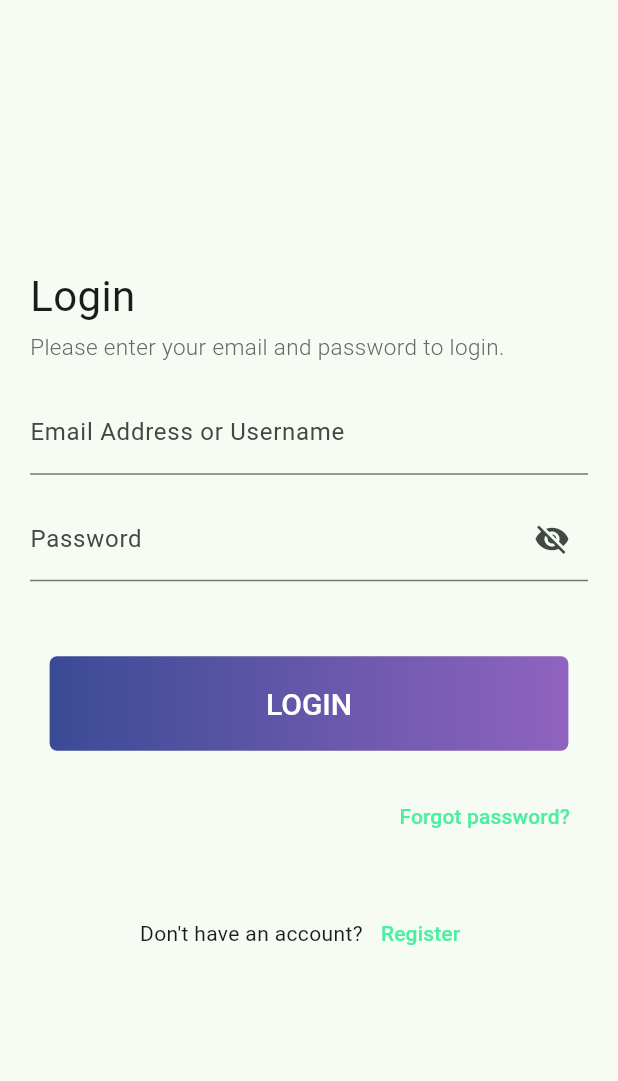
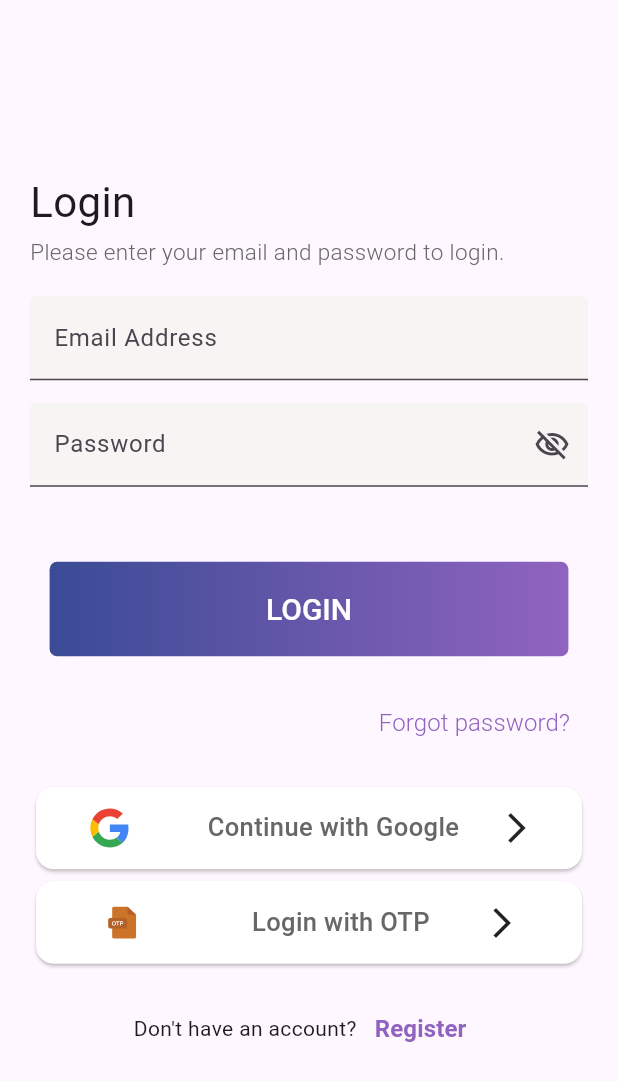
Before and after one commit to ninjaVr2/SendIN_Mobile, a Flutter app: the screen it shows after launch, after a tap on "Skip", on a phone screen of 412 x 824 dp. Shown: the top 1081 px of the screen. Run offline on Flutter 3.47's test engine with Material 2 defaults, Android fonts, the phone set to English and light mode, and no system bars; our stand-ins replace animated_splash_screen, flutter_svg, page_transition, pinput, shared_preferences; Roboto replaces fonts that are missing (Sofia Pro).

Commit message:
update 9 files

```diff
--- a/lib/Screens/Authentication/Login.dart
+++ b/lib/Screens/Authentication/Login.dart
@@ -1,6 +1,8 @@
 
 
 import 'package:flutter/material.dart';
+import 'package:flutter_svg/flutter_svg.dart';
+import 'package:sendin_mobile/Screens/Authentication/OTP_login.dart';
 import 'package:sendin_mobile/Screens/Authentication/Reset_Password.dart';
 import 'package:sendin_mobile/Screens/Authentication/SignUp.dart';
 import 'package:sendin_mobile/Screens/Home/Home.dart';
@@ -26,7 +28,8 @@ class _LoginState extends State<Login> {
         child: Center(
           child: Padding(
             padding: const EdgeInsets.symmetric(
-              horizontal: 20.0
+              horizontal: 20.0,
+              vertical: 20.0
               ),
             child: SingleChildScrollView(
               child: Column(
@@ -56,8 +59,10 @@ class _LoginState extends State<Login> {
                         TextFormField(
                           controller: email,
                           decoration: InputDecoration(
-                            labelText: 'Email Address or Username',
-                            hintText: 'Enter your Email Address or Username',
+                            filled: true,
+                            fillColor: Color.fromRGBO(247, 244, 244, 1),
+                            labelText: 'Email Address',
+                            hintText: 'Enter your Email Address',
                           ),
                         ),
                         SizedBox(
@@ -67,11 +72,13 @@ class _LoginState extends State<Login> {
                           controller: password,
                           obscureText: _isObscure,
                           decoration: InputDecoration(
+                            filled: true,
+                            fillColor: Color.fromRGBO(247, 244, 244, 1),
                             labelText: 'Password',
                             hintText: 'Enter your password',
                             suffixIcon: IconButton(
                               icon: Icon(
-                                _isObscure ? Icons.visibility_off : Icons.visibility,
+                                _isObscure ? Icons.visibility_off_outlined : Icons.visibility_outlined,
                               ),
                               onPressed: () {
                                 setState(() {
@@ -161,7 +168,11 @@ class _LoginState extends State<Login> {
                             child: Text(
                               "Forgot password?",
                               style: TextStyle(
-                            color: Color.fromARGB(255, 76, 239, 160)
+                            color: Color.fromRGBO(144, 99, 191, 1),
+                            fontFamily: "Sofia Pro",
+                            fontSize: 16,
+                            fontWeight: FontWeight.w300,
+                            height: 19/16,
                           ),
                           )
                           )
@@ -171,6 +182,83 @@ class _LoginState extends State<Login> {
                     ),
                     ),
                     SizedBox(height: 15,),
+                    GestureDetector(
+                      child: Card(
+                        color: Colors.white,
+                        surfaceTintColor: Colors.white,
+                        child: Container(
+                          padding: EdgeInsets.symmetric(
+                            horizontal: 20,
+                            vertical: 10
+                          ),
+                          child: Row(
+                            mainAxisAlignment: MainAxisAlignment.spaceEvenly,
+                            children: [
+                              SvgPicture.asset("assets/imgs/google.svg"),
+                              SizedBox(width: 10,),
+                              Padding(
+                                padding: const EdgeInsets.symmetric(
+                                  horizontal:15.0
+                                  ),
+                                child: Text(
+                                  "Continue with Google",
+                                  style: TextStyle(
+                                    fontFamily: "Sofia Pro",
+                                    fontSize: 17,
+                                    fontWeight: FontWeight.w500,
+                                    color: Color(0xff676767),
+                                    height: 35/17,
+                                  ),
+                                  ),
+                              ),
+                                Icon(Icons.arrow_forward_ios)
+                            ],
+                          ),
+                        )
+                      ),
+                    ),
+                    GestureDetector(
+                      onTap: (){
+                         Navigator.of(context).push(
+                            MaterialPageRoute(
+                              builder: (context) => OTPlogin()
+                              )
+                            );
+                      },
+                      child: Card(
+                        color: Colors.white,
+                        surfaceTintColor: Colors.white,
+                        child: Container(
+                          padding: EdgeInsets.symmetric(
+                            horizontal: 20,
+                            vertical: 10
+                          ),
+                          child: Row(
+                            mainAxisAlignment: MainAxisAlignment.spaceEvenly,
+                            children: [
+                              SvgPicture.asset("assets/imgs/otp.svg"),
+                              SizedBox(width: 10,),
+                              Padding(
+                                padding: const EdgeInsets.symmetric(
+                                  horizontal:15.0
+                                  ),
+                                child: Text(
+                                  "Login with OTP",
+                                  style: TextStyle(
+                                    fontFamily: "Sofia Pro",
+                                    fontSize: 17,
+                                    fontWeight: FontWeight.w500,
+                                    color: Color(0xff676767),
+                                    height: 35/17,
+                                  ),
+                                  ),
+                              ),
+                                Icon(Icons.arrow_forward_ios)
+                            ],
+                          ),
+                        )
+                      ),
+                    ),
                     const SizedBox(
                       height: 15,
                       ),
@@ -189,7 +277,11 @@ class _LoginState extends State<Login> {
                         child: Text(
                           "Register",
                           style: TextStyle(
-                            color: Color.fromARGB(255, 76, 239, 160)
+                            color: Color.fromRGBO(144, 99, 191, 1),
+                            fontFamily: "Sofia Pro",
+                            fontSize: 16,
+                            fontWeight: FontWeight.w600,
+                            height: 19/16,
                           ),
                           )
                           ),
--- a/lib/main.dart
+++ b/lib/main.dart
@@ -31,7 +31,7 @@ Widget splash(dynamic splash,Widget nextScreen){
       title: 'SendIn Insurance',
       debugShowCheckedModeBanner: false,
       theme: ThemeData(
-        colorScheme: ColorScheme.fromSeed(seedColor: Color.fromARGB(255, 76, 239, 160)),
+        colorScheme: ColorScheme.fromSeed(seedColor: Color.fromRGBO(144, 99, 191, 1)),
         useMaterial3: true,
       ),
       home: splash(splash1(),
```
Also changed, not shown: assets/imgs/google.svg (added), assets/imgs/otp.svg (added).
